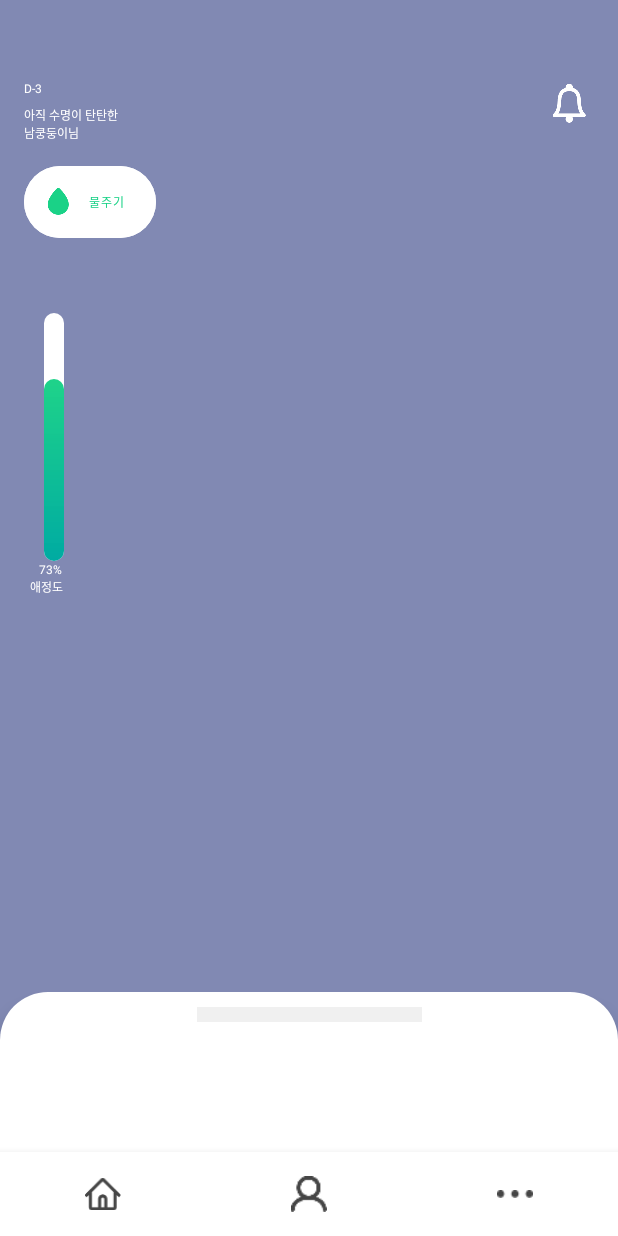
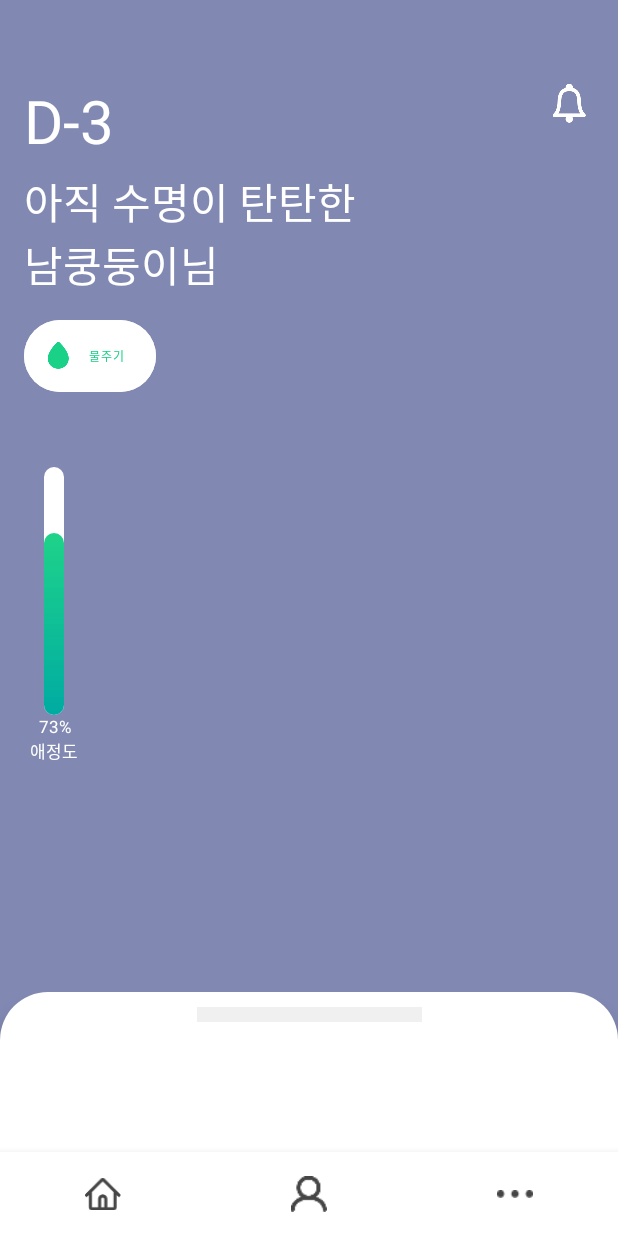
Before and after one commit to TeamCherish/CherishAndroid, an Android app: the screen it shows after launch (MainActivity), on a phone screen of 412 x 824 dp. Run offline under Robolectric (Android 15) with nearby library versions, the phone set to English and light mode, and no system bars.

Commit message:
[chore]: 글자크기 변경

```diff
--- a/app/src/main/res/layout/fragment_home.xml
+++ b/app/src/main/res/layout/fragment_home.xml
@@ -14,9 +14,9 @@
         android:layout_height="wrap_content"
         app:layout_constraintStart_toStartOf="parent"
         app:layout_constraintTop_toTopOf="parent"
-        android:textSize="@dimen/text_40sp"
+        android:textSize="40sp"
         android:textColor="@color/white"
-        android:layout_marginLeft="@dimen/margin_16dp"
+        android:layout_marginStart="@dimen/margin_16dp"
         android:layout_marginTop="@dimen/margin_53dp"
         android:font="@font/notosanscjkkr_bold"
         android:text="D-3"/>
@@ -27,7 +27,7 @@
         android:layout_height="wrap_content"
         app:layout_constraintStart_toStartOf="@+id/remain_day"
         app:layout_constraintTop_toBottomOf="@+id/remain_day"
-        android:textSize="@dimen/text_28sp"
+        android:textSize="28sp"
         android:textColor="@color/white"
         android:layout_marginTop="@dimen/margin_6dp"
         android:font="@font/notosanscjkkr_bold"
@@ -39,7 +39,7 @@
         android:layout_height="wrap_content"
         app:layout_constraintStart_toStartOf="@+id/user_status"
         app:layout_constraintTop_toBottomOf="@+id/user_status"
-        android:textSize="@dimen/text_28sp"
+        android:textSize="28sp"
         android:textColor="@color/white"
         android:font="@font/notosanscjkkr_bold"
         android:text="남쿵둥이님"/>
@@ -63,7 +63,7 @@
         app:layout_constraintTop_toTopOf="parent"
         android:src="@drawable/ic_alarm"
         android:layout_marginTop="@dimen/margin_56dp"
-        android:layout_marginRight="@dimen/margin_21dp"/>
+        android:layout_marginEnd="@dimen/margin_21dp"/>
 
     <ProgressBar
         android:id="@+id/affection_progressbar"
@@ -85,7 +85,7 @@
         app:layout_constraintStart_toStartOf="parent"
         android:layout_marginLeft="@dimen/margin_26dp"
         app:layout_constraintTop_toBottomOf="@+id/affection_progressbar"
-        android:textSize="@dimen/text_11sp"
+        android:textSize="11sp"
         android:textColor="@color/white"
         android:font="@font/notosanscjkkr_regular"
         android:text="73%"/>
@@ -96,7 +96,7 @@
         app:layout_constraintStart_toStartOf="parent"
         android:layout_marginLeft="@dimen/margin_20dp"
         app:layout_constraintTop_toBottomOf="@+id/affection_rating"
-        android:textSize="@dimen/text_11sp"
+        android:textSize="11sp"
         android:textColor="@color/white"
         android:font="@font/notosanscjkkr_regular"
         android:text="애정도"/>
```
